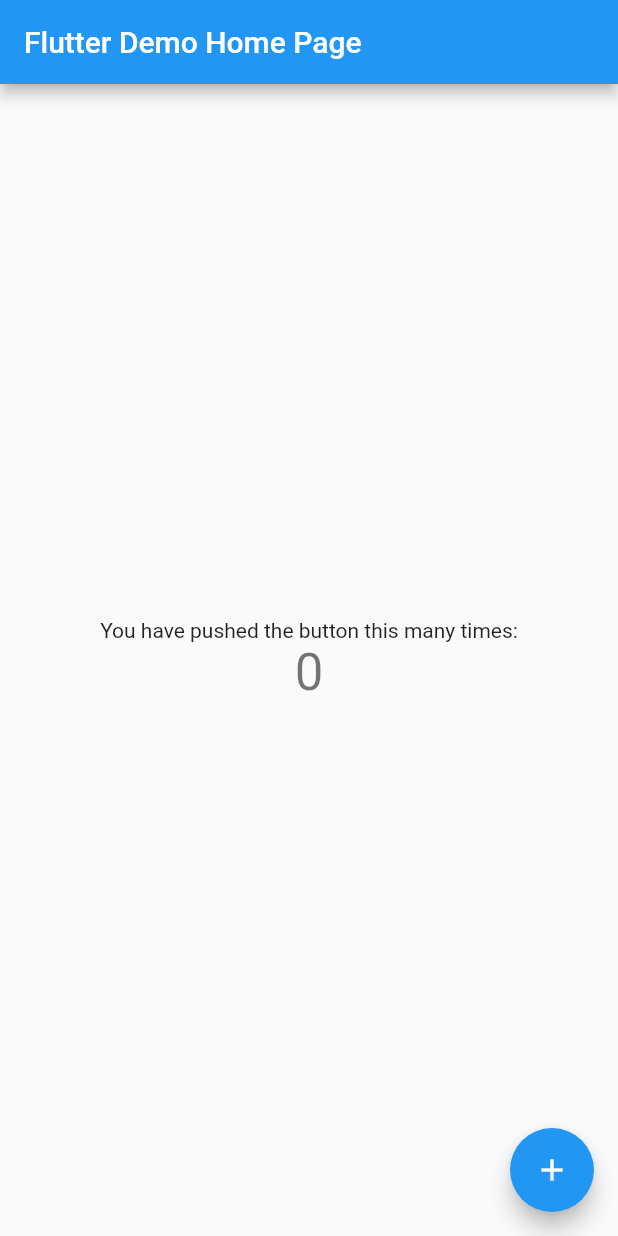
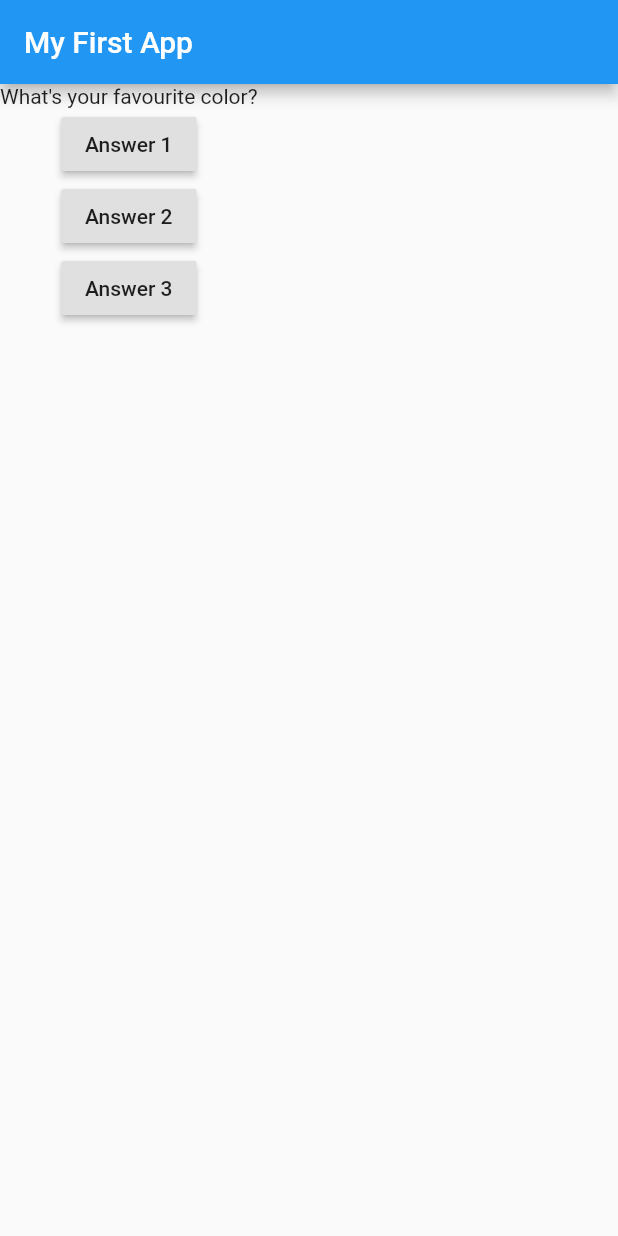
Before and after one commit to shavaiz-hussain/flutter-complete-guide, a Flutter app: the screen it shows after launch, on a phone screen of 412 x 824 dp. Run offline on Flutter 3.47's test engine with Material 2 defaults, Android fonts, the phone set to English and light mode, and no system bars.

Commit message:
added custom widgets

```diff
--- a/lib/main.dart
+++ b/lib/main.dart
@@ -1,117 +1,55 @@
-import 'package:flutter/material.dart';
+import "package:flutter/material.dart";
+import 'question.dart';
+void main() => runApp(MyCoolApp());
 
-void main() {
-  runApp(MyApp());
-}
-
-class MyApp extends StatelessWidget {
-  // This widget is the root of your application.
+class MyCoolApp extends StatefulWidget {
   @override
-  Widget build(BuildContext context) {
-    return MaterialApp(
-      title: 'Flutter Demo',
-      theme: ThemeData(
-        // This is the theme of your application.
-        //
-        // Try running your application with "flutter run". You'll see the
-        // application has a blue toolbar. Then, without quitting the app, try
-        // changing the primarySwatch below to Colors.green and then invoke
-        // "hot reload" (press "r" in the console where you ran "flutter run",
-        // or simply save your changes to "hot reload" in a Flutter IDE).
-        // Notice that the counter didn't reset back to zero; the application
-        // is not restarted.
-        primarySwatch: Colors.blue,
-        // This makes the visual density adapt to the platform that you run
-        // the app on. For desktop platforms, the controls will be smaller and
-        // closer together (more dense) than on mobile platforms.
-        visualDensity: VisualDensity.adaptivePlatformDensity,
-      ),
-      home: MyHomePage(title: 'Flutter Demo Home Page'),
-    );
+  State<StatefulWidget> createState() {
+    return MyCoolAppState();
   }
 }
 
-class MyHomePage extends StatefulWidget {
-  MyHomePage({Key key, this.title}) : super(key: key);
+class MyCoolAppState extends State<MyCoolApp> {
+  var questionIndex = 0;
 
-  // This widget is the home page of your application. It is stateful, meaning
-  // that it has a State object (defined below) that contains fields that affect
-  // how it looks.
-
-  // This class is the configuration for the state. It holds the values (in this
-  // case the title) provided by the parent (in this case the App widget) and
-  // used by the build method of the State. Fields in a Widget subclass are
-  // always marked "final".
-
-  final String title;
-
-  @override
-  _MyHomePageState createState() => _MyHomePageState();
-}
-
-class _MyHomePageState extends State<MyHomePage> {
-  int _counter = 0;
-
-  void _incrementCounter() {
+  void answerQuestion() {
     setState(() {
-      // This call to setState tells the Flutter framework that something has
-      // changed in this State, which causes it to rerun the build method below
-      // so that the display can reflect the updated values. If we changed
-      // _counter without calling setState(), then the build method would not be
-      // called again, and so nothing would appear to happen.
-      _counter++;
+      questionIndex = questionIndex + 1;
     });
+    print(questionIndex);
   }
 
   @override
   Widget build(BuildContext context) {
-    // This method is rerun every time setState is called, for instance as done
-    // by the _incrementCounter method above.
-    //
-    // The Flutter framework has been optimized to make rerunning build methods
-    // fast, so that you can just rebuild anything that needs updating rather
-    // than having to individually change instances of widgets.
-    return Scaffold(
-      appBar: AppBar(
-        // Here we take the value from the MyHomePage object that was created by
-        // the App.build method, and use it to set our appbar title.
-        title: Text(widget.title),
-      ),
-      body: Center(
-        // Center is a layout widget. It takes a single child and positions it
-        // in the middle of the parent.
-        child: Column(
-          // Column is also a layout widget. It takes a list of children and
-          // arranges them vertically. By default, it sizes itself to fit its
-          // children horizontally, and tries to be as tall as its parent.
-          //
-          // Invoke "debug painting" (press "p" in the console, choose the
-          // "Toggle Debug Paint" action from the Flutter Inspector in Android
-          // Studio, or the "Toggle Debug Paint" command in Visual Studio Code)
-          // to see the wireframe for each widget.
-          //
-          // Column has various properties to control how it sizes itself and
-          // how it positions its children. Here we use mainAxisAlignment to
-          // center the children vertically; the main axis here is the vertical
-          // axis because Columns are vertical (the cross axis would be
-          // horizontal).
-          mainAxisAlignment: MainAxisAlignment.center,
-          children: <Widget>[
-            Text(
-              'You have pushed the button this many times:',
+    var questions = [
+      'What\'s your favourite color?',
+      'What\'s your favourite animal?',
+      'What\'s your favourite color?',
+      'What\'s your favourite movie?',
+    ];
+    return MaterialApp(
+      home: Scaffold(
+        appBar: AppBar(
+          title: Text('My First App'),
+        ),
+        body: Column(
+          children: [
+            Question(questions[questionIndex]),
+            RaisedButton(
+              child: Text('Answer 1'),
+              onPressed: answerQuestion,
             ),
-            Text(
-              '$_counter',
-              style: Theme.of(context).textTheme.headline4,
+            RaisedButton(
+              child: Text('Answer 2'),
+              onPressed: answerQuestion,
+            ),
+            RaisedButton(
+              child: Text('Answer 3'),
+              onPressed: answerQuestion,
             ),
           ],
         ),
       ),
-      floatingActionButton: FloatingActionButton(
-        onPressed: _incrementCounter,
-        tooltip: 'Increment',
-        child: Icon(Icons.add),
-      ), // This trailing comma makes auto-formatting nicer for build methods.
     );
   }
 }
--- /dev/null
+++ b/lib/question.dart
@@ -0,0 +1,13 @@
+import 'package:flutter/material.dart';
+
+// ignore: must_be_immutable
+class Question extends StatelessWidget {
+  final String questionText;
+
+  Question(this.questionText);
+
+  @override
+  Widget build(BuildContext context) {
+    return Text(this.questionText);
+  }
+}
```
